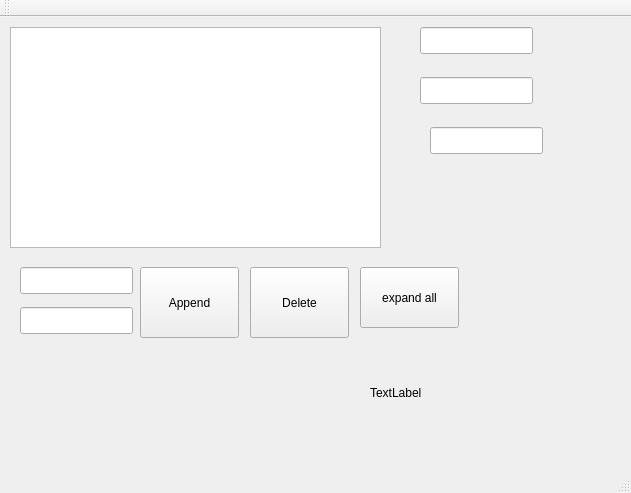
Above: mainwindow.ui from GlebZigert/MyQTree before the change. Below: the same form after it.
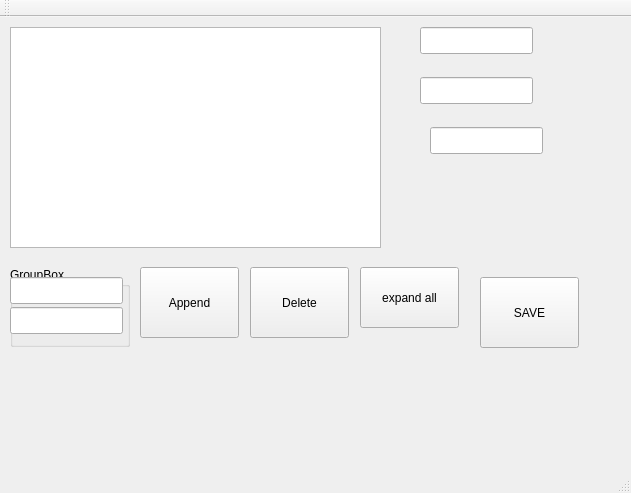
That is the form after the change.

```diff
--- a/mainwindow.ui
+++ b/mainwindow.ui
@@ -50,26 +50,6 @@
      </rect>
     </property>
    </widget>
-   <widget class="QLineEdit" name="name_item_to_append">
-    <property name="geometry">
-     <rect>
-      <x>20</x>
-      <y>250</y>
-      <width>113</width>
-      <height>27</height>
-     </rect>
-    </property>
-   </widget>
-   <widget class="QLineEdit" name="type_item_to_append">
-    <property name="geometry">
-     <rect>
-      <x>20</x>
-      <y>290</y>
-      <width>113</width>
-      <height>27</height>
-     </rect>
-    </property>
-   </widget>
    <widget class="QPushButton" name="pushButton">
     <property name="geometry">
      <rect>
@@ -119,17 +99,50 @@
      <string>expand all</string>
     </property>
    </widget>
-   <widget class="QLabel" name="test_pxm_label">
+   <widget class="QGroupBox" name="groupBox">
     <property name="geometry">
      <rect>
-      <x>370</x>
-      <y>330</y>
-      <width>91</width>
-      <height>91</height>
+      <x>10</x>
+      <y>250</y>
+      <width>120</width>
+      <height>80</height>
+     </rect>
+    </property>
+    <property name="title">
+     <string>GroupBox</string>
+    </property>
+    <widget class="QLineEdit" name="name_item_to_append">
+     <property name="geometry">
+      <rect>
+       <x>0</x>
+       <y>10</y>
+       <width>113</width>
+       <height>27</height>
+      </rect>
+     </property>
+    </widget>
+    <widget class="QLineEdit" name="type_item_to_append">
+     <property name="geometry">
+      <rect>
+       <x>0</x>
+       <y>40</y>
+       <width>113</width>
+       <height>27</height>
+      </rect>
+     </property>
+    </widget>
+   </widget>
+   <widget class="QPushButton" name="pushButton_4">
+    <property name="geometry">
+     <rect>
+      <x>480</x>
+      <y>260</y>
+      <width>99</width>
+      <height>71</height>
      </rect>
     </property>
     <property name="text">
-     <string>TextLabel</string>
+     <string>SAVE</string>
     </property>
    </widget>
   </widget>
```
